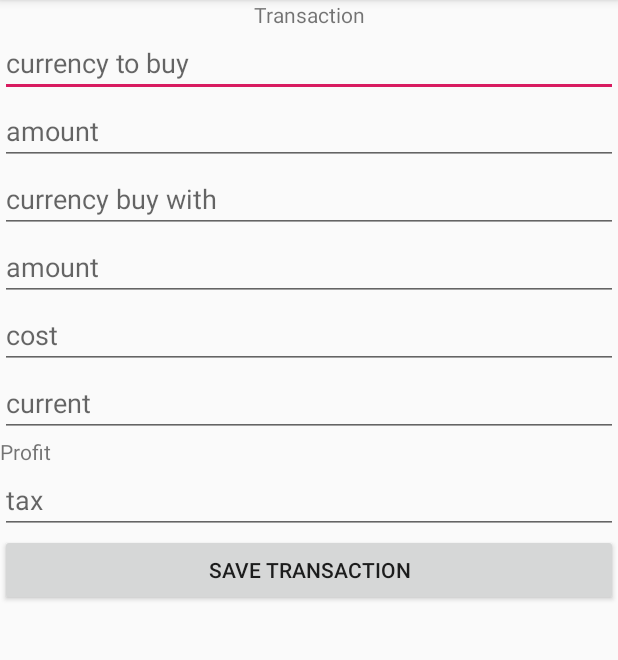
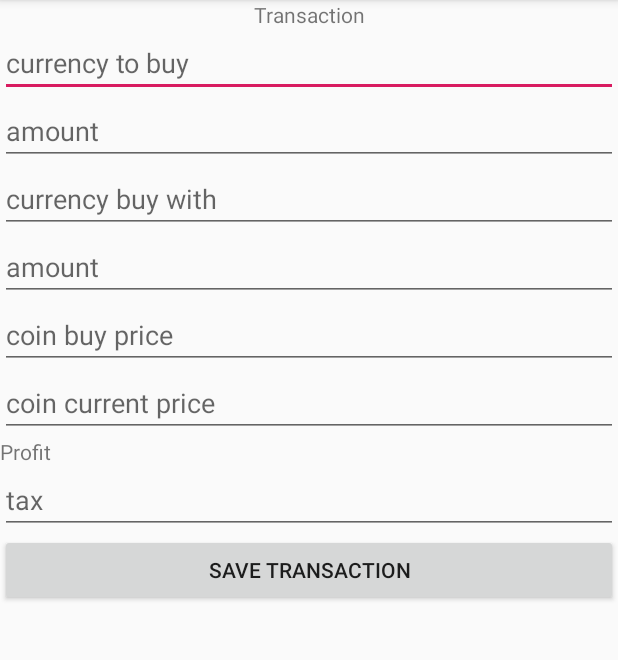
Before and after one commit to tontsa74/CryptoBag, an Android app: the screen it shows after launch (TransactionActivity), after a tap on "ADD TRANSACTION", on a phone screen of 412 x 824 dp, the part 84-744 px from its top. Run offline under Robolectric (Android 15) with nearby library versions, the phone set to English and light mode, and no system bars.

Commit message:
refactor Currency from String to object add details to transaction

```diff
--- a/app/src/main/java/fi/tuni/cryptobag/Transaction.java
+++ b/app/src/main/java/fi/tuni/cryptobag/Transaction.java
@@ -3,19 +3,32 @@ package fi.tuni.cryptobag;
 import java.io.Serializable;
 
 public class Transaction implements Serializable {
-    private String buyCurrency;
+    private Currency buyCurrency;
     private double buyAmount;
+    private Currency sellCurrency;
+    private double sellAmount;
+    private double coinBuyPrice;
+    private double coinCurrentPrice;
 
-    public Transaction(String buyCurrency, double buyAmount) {
+    public Transaction(Currency buyCurrency, double buyAmount) {
         setBuyCurrency(buyCurrency);
         setBuyAmount(buyAmount);
     }
 
-    public String getBuyCurrency() {
+    public Transaction(Currency buyCurrency, double buyAmount, Currency sellCurrency, double sellAmount, double coinBuyPrice, double coinCurrentPrice) {
+        setBuyCurrency(buyCurrency);
+        setBuyAmount(buyAmount);
+        setSellCurrency(sellCurrency);
+        setSellAmount(sellAmount);
+        setCoinBuyPrice(coinBuyPrice);
+        setCoinCurrentPrice(coinCurrentPrice);
+    }
+
+    public Currency getBuyCurrency() {
         return buyCurrency;
     }
 
-    public void setBuyCurrency(String buyCurrency) {
+    public void setBuyCurrency(Currency buyCurrency) {
         this.buyCurrency = buyCurrency;
     }
 
@@ -29,9 +42,44 @@ public class Transaction implements Serializable {
         }
     }
 
+    public Currency getSellCurrency() {
+        return sellCurrency;
+    }
+
+    public void setSellCurrency(Currency sellCurrency) {
+        this.sellCurrency = sellCurrency;
+    }
+
+    public double getSellAmount() {
+        return sellAmount;
+    }
+
+    public void setSellAmount(double sellAmount) {
+        this.sellAmount = sellAmount;
+    }
+
+    public double getCoinBuyPrice() {
+        return coinBuyPrice;
+    }
+
+    public void setCoinBuyPrice(double coinBuyPrice) {
+        this.coinBuyPrice = coinBuyPrice;
+    }
+
+    public double getCoinCurrentPrice() {
+        return coinCurrentPrice;
+    }
+
+    public void setCoinCurrentPrice(double coinCurrentPrice) {
+        this.coinCurrentPrice = coinCurrentPrice;
+    }
+
+    public double getProfit() {
+        return (getCoinCurrentPrice() - getCoinBuyPrice()) * getBuyAmount();
+    }
     @Override
     public String toString() {
-        return buyCurrency + " - " + buyAmount
+        return buyCurrency + " - " + buyAmount + " Profit: " + getProfit()
 //                + super.toString()
                 ;
     }
--- a/app/src/main/java/fi/tuni/cryptobag/TransactionActivity.java
+++ b/app/src/main/java/fi/tuni/cryptobag/TransactionActivity.java
@@ -5,12 +5,14 @@ import android.support.v7.app.AppCompatActivity;
 import android.os.Bundle;
 import android.view.View;
 import android.widget.EditText;
+import android.widget.TextView;
 
 public class TransactionActivity extends BaseActivity {
 
-    EditText buyCurrencyEditText;
-    EditText buyAmountEditText;
-
+    EditText buyCurrencyEditText, buyAmountEditText;
+    EditText sellCurrencyEditText, sellAmountEditText;
+    EditText coinBuyPriceEditText, coinCurrentPriceEditText, taxEditText;
+    TextView profitTextview;
     int position;
 
     @Override
@@ -21,8 +23,13 @@ public class TransactionActivity extends BaseActivity {
         Debug.print(TAG, "onCreate()", "TransactionActivity", 1);
 
         buyCurrencyEditText = (EditText) findViewById(R.id.buyCurrencyEditText);
-
         buyAmountEditText = (EditText) findViewById(R.id.buyAmountEditText);
+        sellCurrencyEditText = (EditText) findViewById(R.id.sellCurrencyEditText);
+        sellAmountEditText = (EditText) findViewById(R.id.sellAmountEditText);
+        coinBuyPriceEditText = (EditText) findViewById(R.id.coinBuyPriceEditText);
+        coinCurrentPriceEditText = (EditText) findViewById(R.id.coinCurrentPriceEditText);
+        taxEditText = (EditText) findViewById(R.id.taxEditText);
+        profitTextview = (TextView) findViewById(R.id.profitTextview);
 
         Bundle extras = getIntent().getExtras();
         if (extras != null) {
@@ -30,9 +37,15 @@ public class TransactionActivity extends BaseActivity {
             position = extras.getInt("position");
             Debug.print(TAG, "onCreate()", "getIntent: " + transaction + ", pos: " + position, 2);
 
-            buyCurrencyEditText.setText(transaction.getBuyCurrency());
+            buyCurrencyEditText.setText(transaction.getBuyCurrency().getName());
             buyAmountEditText.setText("" + transaction.getBuyAmount());
+            sellCurrencyEditText.setText(transaction.getSellCurrency().getName());
+            sellAmountEditText.setText("" + transaction.getSellAmount());
+            coinBuyPriceEditText.setText("" + transaction.getCoinBuyPrice());
+            coinCurrentPriceEditText.setText("" + transaction.getCoinCurrentPrice());
 
+            profitTextview.setText("" + transaction.getProfit()); //TODO: implement proper calculate
+            taxEditText.setText("" + (transaction.getProfit() * 0.34));
         }
     }
 
@@ -45,9 +58,20 @@ public class TransactionActivity extends BaseActivity {
 
     public void saveTransaction(View view) {
         Debug.print(TAG, "saveTransaction()", "save", 1);
+        String buyCurrencyName = buyCurrencyEditText.getText().toString();
+        Currency buyCurrency = new Currency("id", buyCurrencyName, "symbol");
 
-        Transaction transaction = new Transaction(buyCurrencyEditText.getText().toString()
-                , Double.parseDouble(buyAmountEditText.getText().toString()));
+        String sellCurrencyName = sellCurrencyEditText.getText().toString();
+        Currency sellCurrency = new Currency("id", sellCurrencyName, "symbol");
+
+        Transaction transaction = new Transaction(
+                buyCurrency
+                , Double.parseDouble(buyAmountEditText.getText().toString())
+                , sellCurrency
+                , Double.parseDouble(sellAmountEditText.getText().toString())
+                , Double.parseDouble(coinBuyPriceEditText.getText().toString())
+                , Double.parseDouble(coinCurrentPriceEditText.getText().toString())
+        );
 
         Intent intent = new Intent();
         intent.putExtra("transaction", transaction);
--- a/app/src/main/res/layout/activity_transaction.xml
+++ b/app/src/main/res/layout/activity_transaction.xml
@@ -27,26 +27,30 @@
         android:inputType="numberDecimal"/>
 
     <EditText
+        android:id="@+id/sellCurrencyEditText"
         android:layout_width="match_parent"
         android:layout_height="wrap_content"
         android:hint="currency buy with"/>
 
     <EditText
+        android:id="@+id/sellAmountEditText"
         android:layout_width="match_parent"
         android:layout_height="wrap_content"
         android:hint="amount"
         android:inputType="numberDecimal"/>
 
     <EditText
+        android:id="@+id/coinBuyPriceEditText"
         android:layout_width="match_parent"
         android:layout_height="wrap_content"
-        android:hint="cost"
+        android:hint="coin buy price"
         android:inputType="numberDecimal"/>
 
     <EditText
+        android:id="@+id/coinCurrentPriceEditText"
         android:layout_width="match_parent"
         android:layout_height="wrap_content"
-        android:hint="current"
+        android:hint="coin current price"
         android:inputType="numberDecimal"/>
 
     <TextView
@@ -56,6 +60,7 @@
         android:text="Profit"/>
 
     <EditText
+        android:id="@+id/taxEditText"
         android:layout_width="match_parent"
         android:layout_height="wrap_content"
         android:hint="tax"
```
